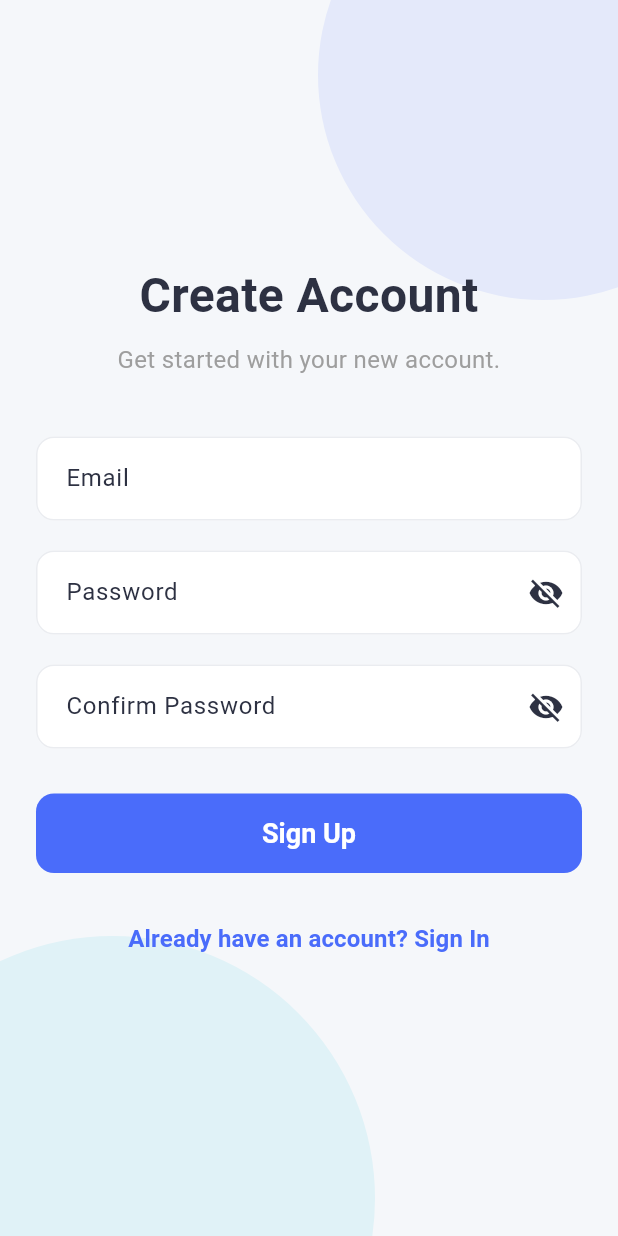
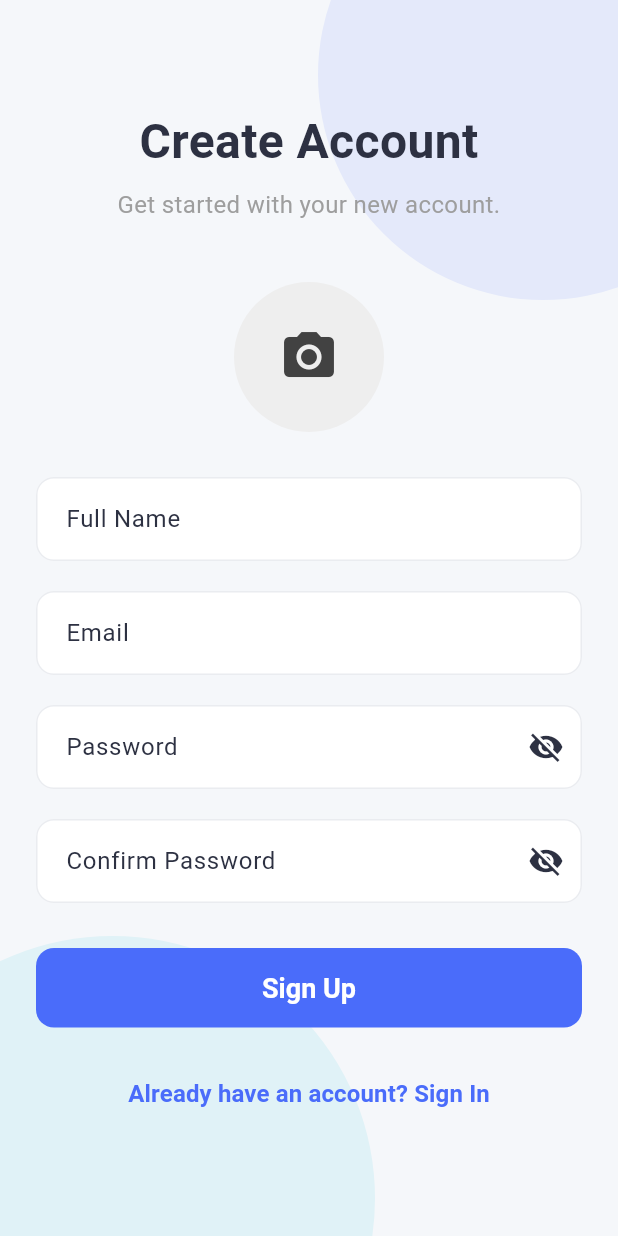
Before and after one commit to MASabbe/responsive_admin_panel_flutter, a Flutter app: the SignUpPage screen opened by its route, on a phone screen of 412 x 824 dp. Run offline on Flutter 3.47's test engine with Material 3 defaults, Android fonts, the light colour scheme and no system bars; our stand-ins replace cloud_firestore, dio, firebase_auth, firebase_core, firebase_storage, fl_chart and 9 more; accounts and stored records are empty; network calls fail; Roboto replaces fonts that are missing (Poppins).

Commit message:
refactor: update user, auth, dashboard, and shared modules

```diff
--- a/lib/features/auth/domain/use_cases/update_user_profile_use_case.dart
+++ b/lib/features/auth/domain/use_cases/update_user_profile_use_case.dart
@@ -6,7 +6,7 @@ class UpdateUserProfileUseCase {
 
   UpdateUserProfileUseCase(this.repository);
 
-  Future<void> call(String name, File? avatar) {
+  Future<void> call(String email,String name, File? avatar) {
     return repository.updateUserProfile(name, avatar);
   }
 }
--- a/lib/features/auth/presentation/pages/sign_up_page.dart
+++ b/lib/features/auth/presentation/pages/sign_up_page.dart
@@ -1,7 +1,10 @@
+import 'dart:io';
+import 'dart:typed_data';
 import 'package:flutter/material.dart';
 import 'package:fluttertoast/fluttertoast.dart';
 import 'package:provider/provider.dart';
 import 'package:go_router/go_router.dart';
+import 'package:image_picker/image_picker.dart';
 import 'package:responsive_admin_panel_flutter/features/auth/presentation/providers/auth_provider.dart';
 import 'package:responsive_admin_panel_flutter/routes/route_names.dart';
 
@@ -14,19 +17,35 @@ class SignUpPage extends StatefulWidget {
 
 class _SignUpPageState extends State<SignUpPage> {
   final _formKey = GlobalKey<FormState>();
+  final _nameController = TextEditingController();
   final _emailController = TextEditingController();
   final _passwordController = TextEditingController();
   final _confirmPasswordController = TextEditingController();
+  File? _avatarFile;
+  Uint8List? _avatarBytes;
 
   bool _obscurePassword = true;
   bool _obscureConfirmPassword = true;
 
   @override
   void dispose() {
+    _nameController.dispose();
     _emailController.dispose();
     _passwordController.dispose();
     _confirmPasswordController.dispose();
     super.dispose();
+  }
+
+  Future<void> _pickImage() async {
+    final picker = ImagePicker();
+    final pickedFile = await picker.pickImage(source: ImageSource.gallery, imageQuality: 50);
+    if (pickedFile != null) {
+      final bytes = await pickedFile.readAsBytes();
+      setState(() {
+        _avatarBytes = bytes;
+        _avatarFile = File(pickedFile.path);
+      });
+    }
   }
 
   Future<void> _signUp() async {
@@ -35,6 +54,8 @@ class _SignUpPageState extends State<SignUpPage> {
       final success = await authProvider.signUp(
         _emailController.text.trim(),
         _passwordController.text,
+        _nameController.text.trim(),
+        _avatarFile,
       );
       if (success && mounted) {
         context.go(RouteNames.dashboard);
@@ -107,6 +128,32 @@ class _SignUpPageState extends State<SignUpPage> {
                           textAlign: TextAlign.center,
                         ),
                         const SizedBox(height: 40),
+                        Center(
+                          child: GestureDetector(
+                            onTap: _pickImage,
+                            child: CircleAvatar(
+                              radius: 50,
+                              backgroundColor: Colors.grey.shade200,
+                              backgroundImage: _avatarBytes != null
+                                  ? MemoryImage(_avatarBytes!)
+                                  : null,
+                              child: _avatarBytes == null
+                                  ? Icon(
+                                      Icons.camera_alt,
+                                      color: Colors.grey.shade800,
+                                      size: 40,
+                                    )
+                                  : null,
+                            ),
+                          ),
+                        ),
+                        const SizedBox(height: 30),
+                        TextFormField(
+                          controller: _nameController,
+                          decoration: const InputDecoration(labelText: 'Full Name', border: OutlineInputBorder()),
+                          validator: (value) => (value == null || value.isEmpty) ? 'Please enter your name' : null,
+                        ),
+                        const SizedBox(height: 20),
                         TextFormField(
                           controller: _emailController,
                           decoration: const InputDecoration(labelText: 'Email', border: OutlineInputBorder()),
--- a/lib/features/dashboard/presentation/pages/dashboard_page.dart
+++ b/lib/features/dashboard/presentation/pages/dashboard_page.dart
@@ -64,8 +64,6 @@ class _DashboardPageState extends State<DashboardPage> {
 
   @override
   Widget build(BuildContext context) {
-    final isDarkMode = Theme.of(context).brightness == Brightness.dark;
-
     return Scaffold(
       backgroundColor: Theme.of(context).scaffoldBackgroundColor,
       appBar: const CustomAppBar(title: 'Dashboard'),
--- a/lib/features/user/domain/entities/user_entity.dart
+++ b/lib/features/user/domain/entities/user_entity.dart
@@ -22,4 +22,9 @@ class UserEntity {
       role: data['role'],
     );
   }
+
+  @override
+  String toString() {
+    return 'UserEntity{id: $id, name: $name, email: $email, avatarUrl: $avatarUrl, role: $role}';
+  }
 }
--- a/lib/features/user/presentation/pages/profile_page.dart
+++ b/lib/features/user/presentation/pages/profile_page.dart
@@ -36,10 +36,10 @@ class ProfilePage extends StatelessWidget {
               children: [
                 CircleAvatar(
                   radius: 60,
-                  backgroundImage: (user?.avatarUrl?.isNotEmpty ?? false)
-                      ? NetworkImage(user!.avatarUrl!)
+                  backgroundImage: (user?.avatarUrl != null && user!.avatarUrl!.isNotEmpty)
+                      ? NetworkImage(user!.avatarUrl!) as ImageProvider
                       : null,
-                  child: (user?.avatarUrl?.isEmpty ?? true)
+                  child: (user?.avatarUrl == null || user!.avatarUrl!.isEmpty)
                       ? const Icon(Icons.person_outline, size: 60)
                       : null,
                 ),
--- a/lib/routes/app_router.dart
+++ b/lib/routes/app_router.dart
@@ -40,17 +40,17 @@ class AppRouter {
           builder: (context, state) => const DashboardPage(),
           routes: [
             GoRoute(
-              path: 'users',
+              path: RouteNames.users,
               name: RouteNames.users,
               builder: (context, state) => const AllUsersPage(),
             ),
             GoRoute(
-              path: 'profile',
+              path: RouteNames.profile,
               name: RouteNames.profile,
               builder: (context, state) => const ProfilePage(),
               routes: [
                 GoRoute(
-                  path: 'edit',
+                  path: RouteNames.editProfile,
                   name: RouteNames.editProfile,
                   builder: (context, state) => const EditProfilePage(),
                 ),
--- a/lib/routes/route_names.dart
+++ b/lib/routes/route_names.dart
@@ -1,8 +1,8 @@
 class RouteNames {
-  static const String splash = '/';
+  static const String splash = '/splash';
   static const String login = '/login';
   static const String signup = '/signup';
-  static const String dashboard = '/dashboard';
+  static const String dashboard = '/';
   static const String users = '/users';
   static const String profile = '/profile';
   static const String editProfile = '/profile/edit'; // Sub-route of profile
```
Also changed, not shown: lib/features/auth/data/repositories/auth_repository_impl.dart (+8 -7 lines), lib/features/auth/presentation/providers/auth_provider.dart (+64 -32 lines), lib/features/shared/presentation/widgets/custom_app_bar.dart (+7 -13 lines), lib/features/shared/presentation/widgets/custom_app_drawer.dart (+4 -3 lines), lib/features/user/data/repositories/user_repository_impl.dart (+23 -9 lines), lib/features/user/presentation/pages/all_users_page.dart (+10 -2 lines), lib/features/user/presentation/pages/edit_profile_page.dart (+13 -6 lines), lib/features/user/presentation/providers/user_provider.dart (+6 -2 lines), 3 other files.
